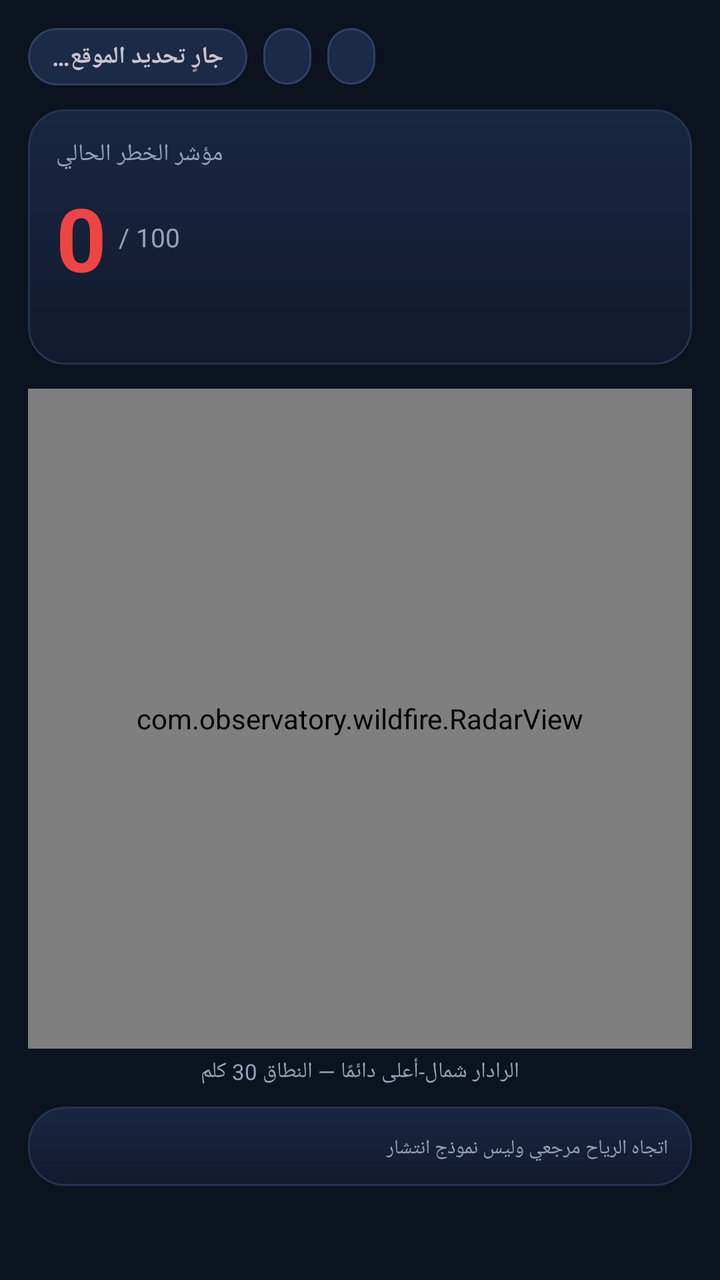
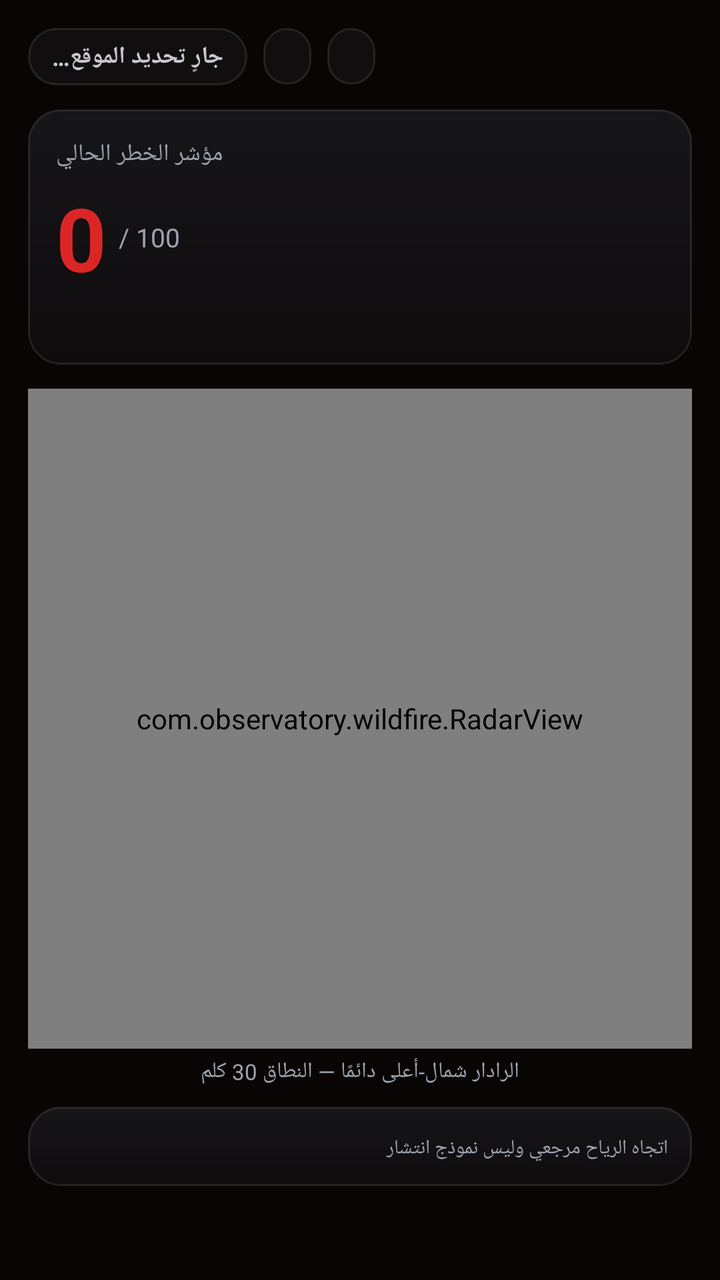

Screens rendered from an Android XML layout before and after an edit, with the pre-edit source and the edit as a unified diff.
<!-- AndroidManifest.xml: application theme AppTheme -->
<!-- res/layout/fragment_observatory.xml -->
<?xml version="1.0" encoding="utf-8"?>
<ScrollView xmlns:android="http://schemas.android.com/apk/res/android"
    android:layout_width="match_parent"
    android:layout_height="match_parent"
    android:background="@color/bg"
    android:fillViewport="true"
    android:scrollbars="none">

    <LinearLayout
        android:layout_width="match_parent"
        android:layout_height="wrap_content"
        android:orientation="vertical"
        android:padding="14dp">

        
        <HorizontalScrollView
            android:layout_width="match_parent"
            android:layout_height="wrap_content"
            android:scrollbars="none">

            <LinearLayout
                android:layout_width="wrap_content"
                android:layout_height="wrap_content"
                android:orientation="horizontal">

                <TextView
                    android:id="@+id/chip_gps"
                    android:layout_width="wrap_content"
                    android:layout_height="wrap_content"
                    android:background="@drawable/bg_chip"
                    android:paddingStart="12dp"
                    android:paddingEnd="12dp"
                    android:paddingTop="6dp"
                    android:paddingBottom="6dp"
                    android:text="@string/gps_searching"
                    android:textSize="12sp"
                    android:textStyle="bold" />

                <TextView
                    android:id="@+id/chip_net"
                    android:layout_width="wrap_content"
                    android:layout_height="wrap_content"
                    android:layout_marginStart="8dp"
                    android:background="@drawable/bg_chip"
                    android:paddingStart="12dp"
                    android:paddingEnd="12dp"
                    android:paddingTop="6dp"
                    android:paddingBottom="6dp"
                    android:textSize="12sp"
                    android:textStyle="bold" />

                <TextView
                    android:id="@+id/chip_mesh"
                    android:layout_width="wrap_content"
                    android:layout_height="wrap_content"
                    android:layout_marginStart="8dp"
                    android:background="@drawable/bg_chip"
                    android:paddingStart="12dp"
                    android:paddingEnd="12dp"
                    android:paddingTop="6dp"
                    android:paddingBottom="6dp"
                    android:textSize="12sp"
                    android:textStyle="bold" />
            </LinearLayout>
        </HorizontalScrollView>

        
        <LinearLayout
            android:id="@+id/proximity_banner"
            android:layout_width="match_parent"
            android:layout_height="wrap_content"
            android:layout_marginTop="12dp"
            android:background="@drawable/bg_card"
            android:orientation="vertical"
            android:padding="12dp"
            android:visibility="gone">

            <TextView
                android:id="@+id/proximity_text"
                android:layout_width="match_parent"
                android:layout_height="wrap_content"
                android:textColor="@color/text_primary"
                android:textSize="14sp"
                android:textStyle="bold" />

            <TextView
                android:id="@+id/proximity_action"
                android:layout_width="wrap_content"
                android:layout_height="wrap_content"
                android:layout_marginTop="6dp"
                android:padding="4dp"
                android:text="@string/proximity_action"
                android:textColor="@color/accent_cyan"
                android:textSize="13sp"
                android:textStyle="bold" />
        </LinearLayout>

        
        <LinearLayout
            android:layout_width="match_parent"
            android:layout_height="wrap_content"
            android:layout_marginTop="12dp"
            android:background="@drawable/bg_card"
            android:orientation="vertical"
            android:padding="14dp">

            <TextView
                android:layout_width="wrap_content"
                android:layout_height="wrap_content"
                android:text="@string/risk_title"
                android:textColor="@color/text_muted"
                android:textSize="12sp" />

            <LinearLayout
                android:layout_width="match_parent"
                android:layout_height="wrap_content"
                android:layout_marginTop="4dp"
                android:gravity="center_vertical"
                android:orientation="horizontal">

                <TextView
                    android:id="@+id/risk_score"
                    android:layout_width="wrap_content"
                    android:layout_height="wrap_content"
                    android:text="0"
                    android:textColor="@color/accent_red"
                    android:textSize="44sp"
                    android:textStyle="bold" />

                <TextView
                    android:layout_width="wrap_content"
                    android:layout_height="wrap_content"
                    android:layout_marginStart="6dp"
                    android:text="/ 100"
                    android:textColor="@color/text_muted"
                    android:textSize="13sp" />

                <TextView
                    android:id="@+id/risk_label"
                    android:layout_width="wrap_content"
                    android:layout_height="wrap_content"
                    android:layout_marginStart="12dp"
                    android:textColor="@color/text_primary"
                    android:textSize="15sp"
                    android:textStyle="bold" />
            </LinearLayout>

            <TextView
                android:id="@+id/risk_detail"
                android:layout_width="match_parent"
                android:layout_height="wrap_content"
                android:layout_marginTop="4dp"
                android:textColor="@color/text_muted"
                android:textSize="12sp" />
        </LinearLayout>

        
        <com.observatory.wildfire.RadarView
            android:id="@+id/radar_view"
            android:layout_width="match_parent"
            android:layout_height="330dp"
            android:layout_marginTop="12dp"
            android:background="@drawable/bg_card" />

        <TextView
            android:layout_width="match_parent"
            android:layout_height="wrap_content"
            android:layout_marginTop="4dp"
            android:gravity="center"
            android:text="@string/observatory_hint"
            android:textColor="@color/text_muted"
            android:textSize="11sp" />

        
        <LinearLayout
            android:layout_width="match_parent"
            android:layout_height="wrap_content"
            android:layout_marginTop="10dp"
            android:background="@drawable/bg_card"
            android:orientation="vertical"
            android:padding="12dp">

            <TextView
                android:id="@+id/weather_line"
                android:layout_width="match_parent"
                android:layout_height="wrap_content"
                android:textColor="@color/text_primary"
                android:textSize="13sp"
                android:visibility="gone" />

            <TextView
                android:layout_width="match_parent"
                android:layout_height="wrap_content"
                android:layout_marginTop="2dp"
                android:text="@string/weather_note"
                android:textColor="@color/text_muted"
                android:textSize="10sp" />
        </LinearLayout>
    </LinearLayout>
</ScrollView>
<!-- resources referenced by this layout -->
<resources>
  <color name="accent_cyan">#22D3EE</color>
  <color name="accent_red">#EF4444</color>
  <color name="bg">#0B1220</color>
  <color name="text_muted">#94A3B8</color>
  <color name="text_primary">#E2E8F0</color>
  <!-- drawable bg_card (drawable) -->
  <?xml version="1.0" encoding="utf-8"?>
  <shape xmlns:android="http://schemas.android.com/apk/res/android" android:shape="rectangle">
      <gradient android:startColor="#FF182640" android:endColor="#FF111B2E" android:angle="270" />
      <corners android:radius="18dp" />
      <stroke android:width="1dp" android:color="#FF24334F" />
  </shape>
  <!-- drawable bg_chip (drawable) -->
  <?xml version="1.0" encoding="utf-8"?>
  <shape xmlns:android="http://schemas.android.com/apk/res/android" android:shape="rectangle">
      <solid android:color="#FF1B2A45" />
      <corners android:radius="99dp" />
      <stroke android:width="1dp" android:color="#FF2E4062" />
  </shape>
  <string name="gps_searching">جارٍ تحديد الموقع…</string>
  <string name="observatory_hint">الرادار شمال-أعلى دائمًا — النطاق 30 كلم</string>
  <string name="proximity_action">عرض على الخريطة</string>
  <string name="risk_title">مؤشر الخطر الحالي</string>
  <string name="weather_note">اتجاه الرياح مرجعي وليس نموذج انتشار</string>
  <style name="AppTheme" parent="Theme.Material3.Dark.NoActionBar">
          <item name="colorPrimary">@color/accent_red</item>
          <item name="android:statusBarColor">@color/bg</item>
          <item name="android:navigationBarColor">@color/bg</item>
          <item name="android:windowBackground">@color/bg</item>
          <item name="android:windowLightStatusBar">false</item>
      </style>
</resources>

<!-- the commit's change to res/layout/fragment_observatory.xml (unified diff, before → after) -->
@@ -70,7 +70,7 @@
             android:layout_width="match_parent"
             android:layout_height="wrap_content"
             android:layout_marginTop="12dp"
-            android:background="@drawable/bg_card"
+            android:background="@drawable/bg_card_danger"
             android:orientation="vertical"
             android:padding="12dp"
             android:visibility="gone">
<!-- resource entries referenced after the edit -->
@@ -1,23 +1,30 @@
 <!-- resources referenced by this layout -->
 <resources>
   <color name="accent_cyan">#22D3EE</color>
-  <color name="accent_red">#EF4444</color>
-  <color name="bg">#0B1220</color>
-  <color name="text_muted">#94A3B8</color>
-  <color name="text_primary">#E2E8F0</color>
+  <color name="accent_red">#DC2626</color>
+  <color name="bg">#0A0505</color>
+  <color name="text_muted">#9CA3AF</color>
+  <color name="text_primary">#F8FAFC</color>
   <!-- drawable bg_card (drawable) -->
   <?xml version="1.0" encoding="utf-8"?>
   <shape xmlns:android="http://schemas.android.com/apk/res/android" android:shape="rectangle">
-      <gradient android:startColor="#FF182640" android:endColor="#FF111B2E" android:angle="270" />
-      <corners android:radius="18dp" />
-      <stroke android:width="1dp" android:color="#FF24334F" />
+      <gradient android:startColor="@color/glass_card_top" android:endColor="@color/glass_card_bottom" android:angle="270" />
+      <corners android:radius="16dp" />
+      <stroke android:width="1dp" android:color="@color/border_glass" />
+  </shape>
+  <!-- drawable bg_card_danger (drawable) -->
+  <?xml version="1.0" encoding="utf-8"?>
+  <shape xmlns:android="http://schemas.android.com/apk/res/android" android:shape="rectangle">
+      <gradient android:startColor="#33450A0A" android:endColor="#26120708" android:angle="270" />
+      <corners android:radius="16dp" />
+      <stroke android:width="1dp" android:color="@color/border_red_soft" />
   </shape>
   <!-- drawable bg_chip (drawable) -->
   <?xml version="1.0" encoding="utf-8"?>
   <shape xmlns:android="http://schemas.android.com/apk/res/android" android:shape="rectangle">
-      <solid android:color="#FF1B2A45" />
+      <solid android:color="#8018181B" />
       <corners android:radius="99dp" />
-      <stroke android:width="1dp" android:color="#FF2E4062" />
+      <stroke android:width="1dp" android:color="@color/border_glass" />
   </shape>
   <string name="gps_searching">جارٍ تحديد الموقع…</string>
   <string name="observatory_hint">الرادار شمال-أعلى دائمًا — النطاق 30 كلم</string>
@@ -26,10 +33,24 @@
   <string name="weather_note">اتجاه الرياح مرجعي وليس نموذج انتشار</string>
   <style name="AppTheme" parent="Theme.Material3.Dark.NoActionBar">
           <item name="colorPrimary">@color/accent_red</item>
+          <item name="colorOnPrimary">@color/text_primary</item>
+          <item name="colorSecondary">@color/accent_red_bright</item>
+          <item name="colorSurface">@color/surface</item>
+          <item name="colorOnSurface">@color/text_primary</item>
+          <item name="colorSurfaceContainer">@color/surface_alt</item>
+          <item name="colorOutline">@color/border_glass</item>
+          <item name="android:colorBackground">@color/bg</item>
           <item name="android:statusBarColor">@color/bg</item>
           <item name="android:navigationBarColor">@color/bg</item>
           <item name="android:windowBackground">@color/bg</item>
           <item name="android:windowLightStatusBar">false</item>
       </style>
+  <color name="glass_card_top">#D918181B</color>
+  <color name="glass_card_bottom">#B30F0D0F</color>
+  <color name="border_glass">#1AFFFFFF</color>
+  <color name="border_red_soft">#33EF4444</color>
+  <color name="accent_red_bright">#EF4444</color>
+  <color name="surface">#18181B</color>
+  <color name="surface_alt">#0F0D0F</color>
 </resources>
 
